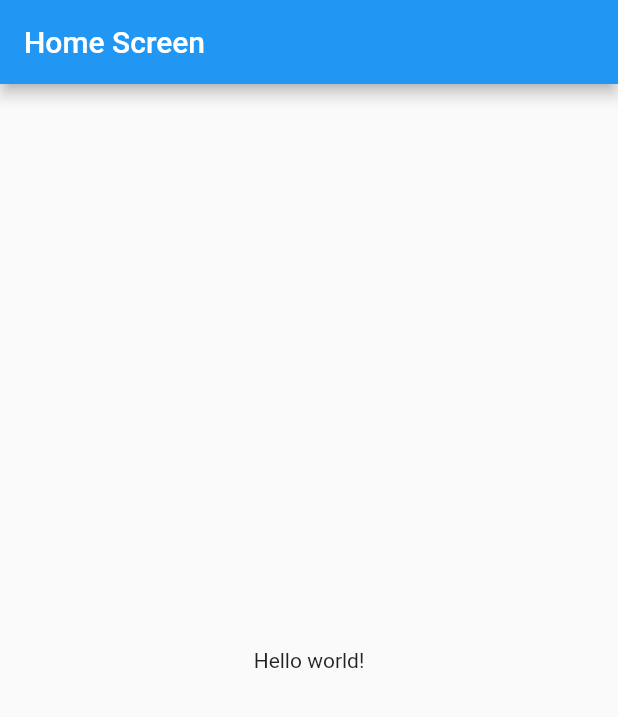
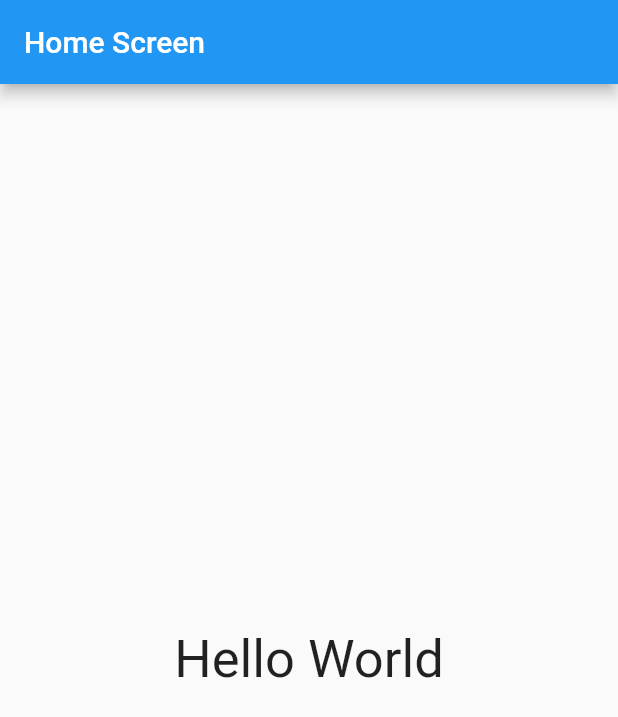
Before and after one commit to all4alex/sds_sample_flutter_prject, a Flutter app: the screen it shows after launch, on a phone screen of 412 x 824 dp. Shown: the top 717 px of the screen. Run offline on Flutter 3.47's test engine with Material 2 defaults, Android fonts, the phone set to English and light mode, and no system bars.

Commit message:
Minor updates

```diff
--- a/lib/app.dart
+++ b/lib/app.dart
@@ -7,7 +7,7 @@ class App extends StatelessWidget {
   @override
   Widget build(BuildContext context) {
     return MaterialApp(
-      title: 'Flutter Training',
+      debugShowCheckedModeBanner: false,
       theme: ThemeData(
         primarySwatch: Colors.blue,
       ),
--- a/lib/home_screen.dart
+++ b/lib/home_screen.dart
@@ -10,9 +10,11 @@ class HomeScreen extends StatelessWidget {
         title: Text('Home Screen'),
       ),
       body: Center(
-          child: Text(
-        'Hello world!',
-      )),
+        child: Text(
+          'Hello World',
+          style: TextStyle(fontSize: 35),
+        ),
+      ),
     );
   }
 }
```
